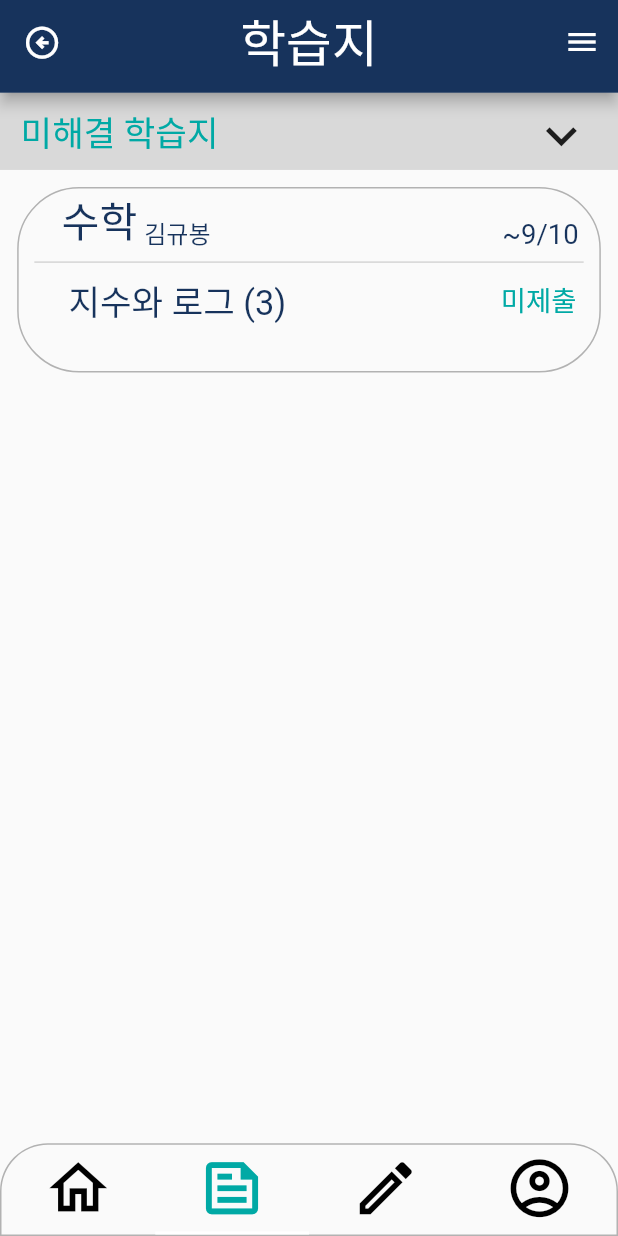
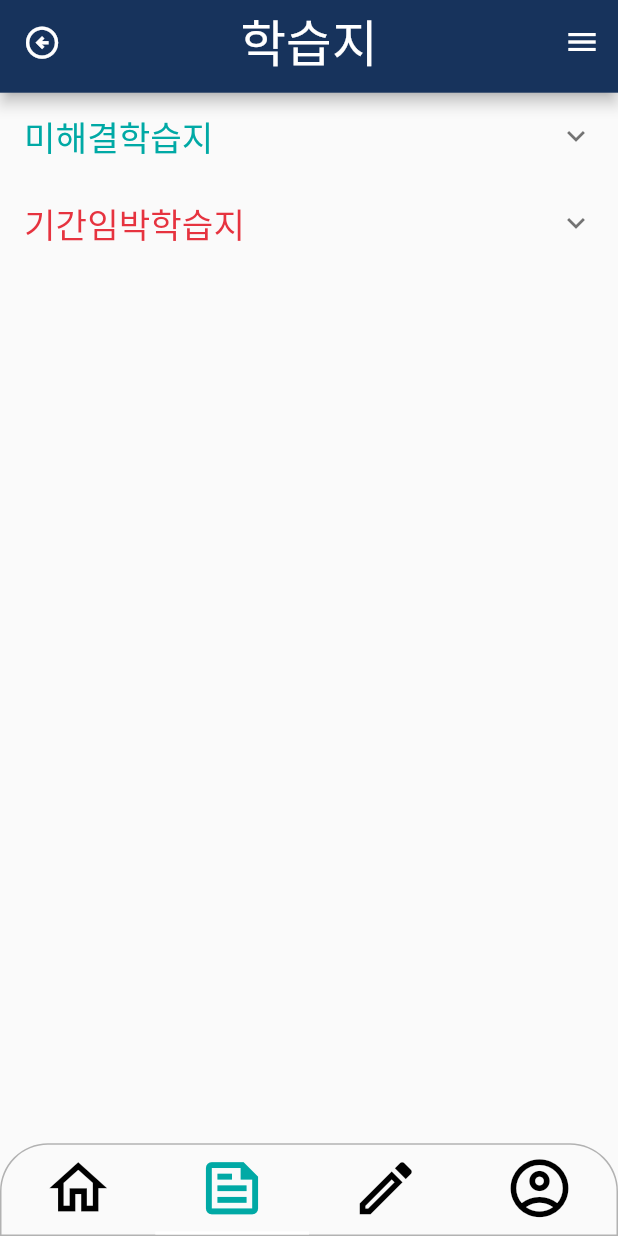
Before and after one commit to BSSMflat/BSSMflat-App, a Flutter app: the screen it shows after launch, item 2 of the bottom bar chosen, on a phone screen of 412 x 824 dp. Run offline on Flutter 3.47's test engine with Material 2 defaults, Android fonts, the phone set to English and light mode, and no system bars; our stand-ins replace flutter_screenutil.

Commit message:
[CREATE] studypaper_screen.dart

```diff
--- /dev/null
+++ b/lib/screen/detailPaper_screen.dart
@@ -0,0 +1,19 @@
+import 'package:bssmflat/model/study_paper.dart';
+import 'package:flutter/material.dart';
+
+class DetailPaper extends StatefulWidget {
+  final Paper papers;
+  DetailPaper({required this.papers});
+
+  @override
+  State<DetailPaper> createState() => _DetailPaperState();
+}
+
+class _DetailPaperState extends State<DetailPaper> {
+  @override
+  Widget build(BuildContext context) {
+    return (
+      Column()
+    );
+  }
+}
--- a/lib/screen/studypaper_screen.dart
+++ b/lib/screen/studypaper_screen.dart
@@ -1,5 +1,7 @@
 import 'package:bssmflat/common/common.dart';
 import 'package:bssmflat/model/study_paper.dart';
+import 'package:bssmflat/screen/detailPaper_screen.dart';
+import 'package:bssmflat/widget/paper.dart';
 import 'package:flutter/material.dart';
 import 'package:flutter_screenutil/flutter_screenutil.dart';
 
@@ -39,8 +41,8 @@ class _StudyPaperState extends State<StudyPaper> {
     unsolve_paperList.add(Paper("수학", "김규봉", "지수와 로그(3)", "~9/10", "해결중"));
 
     fast_paperList.add(Paper("수학", "김규봉", "지수와 로그(3)", "~9/10", "기한임박"));
-    fast_paperList.add(Paper("수학", "김규봉", "지수와 로그(3)", "~9/10", "해결중"));
-    fast_paperList.add(Paper("수학", "김규봉", "지수와 로그(3)", "~9/10", "해결중"));
+    fast_paperList.add(Paper("수학", "김규봉", "지수와 로그(3)", "~9/10", "기한임박"));
+    fast_paperList.add(Paper("수학", "김규봉", "지수와 로그(3)", "~9/10", "기한임박"));
   }
 
   @override
@@ -73,109 +75,13 @@ class _StudyPaperState extends State<StudyPaper> {
           ],
         ),
       ),
-      body: Center(
-        child: Column(
-          children: [
-            GestureDetector(
-              onTap: () {
-                setState(() {
-                  openUnsolve = !openUnsolve;
-                });
-              },
-              child: Container(
-                padding: EdgeInsets.fromLTRB(12.w, 8.h, 15.w, 8.h),
-                width: 360.w,
-                height: 50.h,
-                color: Color(0xffD9D9D9),
-                child: Row(
-                  mainAxisAlignment: MainAxisAlignment.spaceBetween,
-                  children: [
-                    Text(
-                      "미해결 학습지",
-                      style:
-                          TextStyle(fontSize: 20.sp, color: Color(0xff00A9A5)),
-                    ),
-                    openUnsolve
-                        ? Icon(
-                            Icons.keyboard_arrow_up,
-                            size: 40.h,
-                          )
-                        : Icon(
-                            Icons.keyboard_arrow_down,
-                            size: 40.h,
-                          ),
-                  ],
-                ),
-              ),
-            ),
-            Container(
-              margin: EdgeInsets.all(10.w),
-              width: 340.w,
-              height: 120.h,
-              decoration: BoxDecoration(
-                  border: Border.all(color: CommonColor.gray02),
-                  borderRadius: BorderRadius.all(Radius.circular(40.h))),
-              child: Column(
-                mainAxisAlignment: MainAxisAlignment.start,
-                children: [
-                  Padding(
-                    padding: EdgeInsets.only(left: 25.w),
-                    child: Row(
-                      mainAxisAlignment: MainAxisAlignment.start,
-                      crossAxisAlignment: CrossAxisAlignment.end,
-                      children: [
-                        Text(
-                          "수학",
-                          style: TextStyle(
-                              fontSize: 24.sp, color: CommonColor.bssmNavy),
-                        ),
-                        SizedBox(
-                          width: 4.w,
-                        ),
-                        Text(
-                          "김규봉",
-                          style: TextStyle(
-                              fontSize: 14.sp, color: CommonColor.bssmNavy),
-                        ),
-                        SizedBox(
-                          width: 170.w,
-                        ),
-                        Text(
-                          "~9/10",
-                          style: TextStyle(
-                              fontSize: 16.sp, color: CommonColor.bssmNavy),
-                        ),
-                      ],
-                    ),
-                  ),
-                  Container(
-                      width: 320.w,
-                      child: Divider(color: Color(0xffD5D5D5), thickness: 1.0)),
-                  Padding(
-                    padding: EdgeInsets.only(left: 29.w),
-                    child: Row(
-                      mainAxisAlignment: MainAxisAlignment.start,
-                      children: [
-                        Text(
-                          "지수와 로그 (3)",
-                          style: TextStyle(
-                              fontSize: 20.sp, color: CommonColor.bssmNavy),
-                        ),
-                        SizedBox(
-                          width: 125.w,
-                        ),
-                        Text(
-                          "미제출",
-                          style: TextStyle(
-                              fontSize: 16.sp, color: Color(0xff00A9A5)),
-                        ),
-                      ],
-                    ),
-                  )
-                ],
-              ),
-            )
-          ],
+      body: SingleChildScrollView(
+        child: Center(
+          child: Column(
+            children: [
+              Study_Paper(unsolve_papers: unsolve_paperList, fast_papers: fast_paperList)
+            ],
+          ),
         ),
       ),
     );
```
